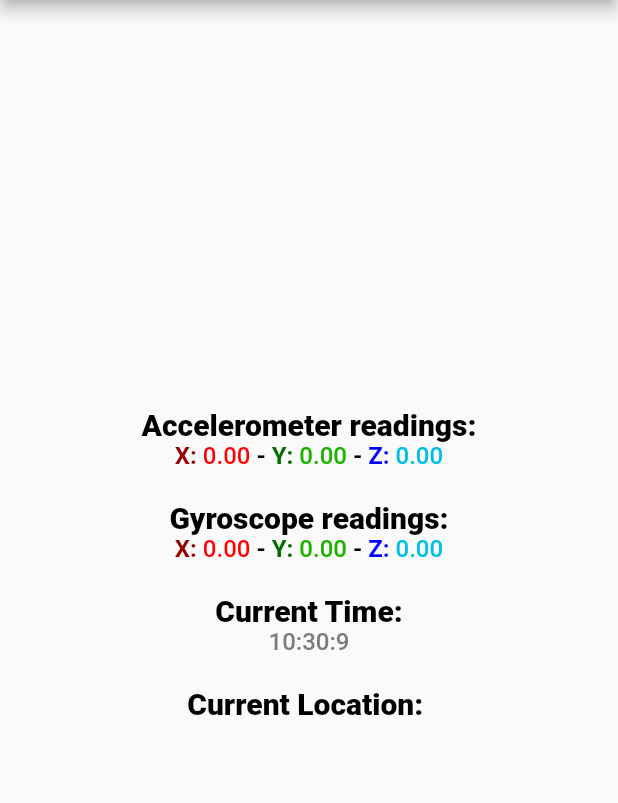
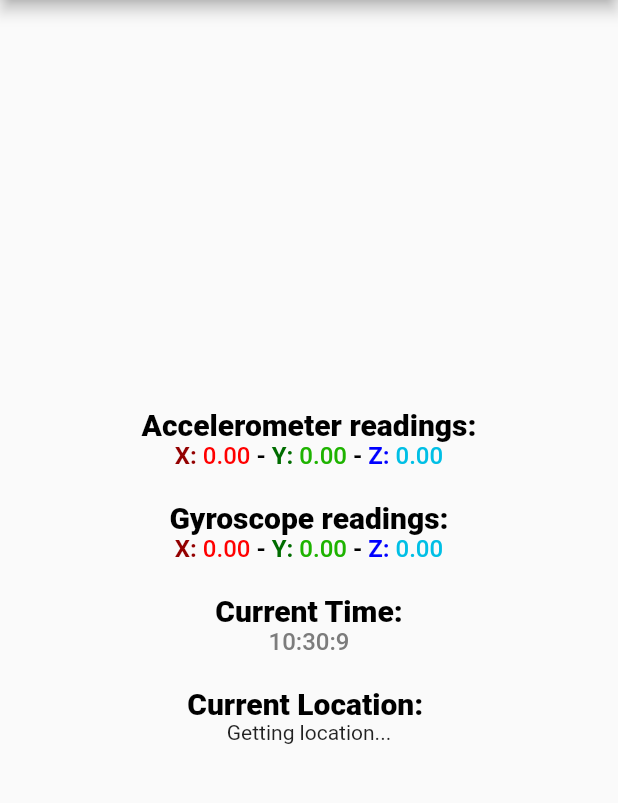
Before and after one commit to DejKulFERI/data_applicaton, a Flutter app: the screen it shows after launch, after a tap on the "code" icon, on a phone screen of 412 x 824 dp, the part 84-887 px from its top. Run offline on Flutter 3.47's test engine with Material 2 defaults, Android fonts, the phone set to English and light mode, and no system bars; our stand-ins replace geolocator, sensors_plus.

Commit message:
Added correct location permission request on iOS. Only took 100 years

```diff
--- a/lib/main.dart
+++ b/lib/main.dart
@@ -1,9 +1,7 @@
 import 'package:flutter/material.dart';
 import 'package:sensors_plus/sensors_plus.dart';
 import 'package:geolocator/geolocator.dart';
-import 'package:permission_handler/permission_handler.dart';
 import 'dart:async';
-import 'package:url_launcher/url_launcher.dart';
 import 'dart:io';
 
 void main() async {
@@ -41,13 +39,14 @@ class _MyHomePageState extends State<MyHomePage> {
   String _currentTime = "";
   String _currentLocation = "";
   Timer? _timer;
+  Position? _currentPosition;
 
   @override
   void initState() {
     super.initState();
-    _timer = Timer.periodic(Duration(seconds: 1), (Timer t) {
+    _getCurrentLocation();
+    _timer = Timer.periodic(const Duration(seconds: 1), (Timer t) {
       _getCurrentTime();
-      _getCurrentLocation();
     });
 
     accelerometerEvents.listen((AccelerometerEvent event) {
@@ -63,7 +62,6 @@ class _MyHomePageState extends State<MyHomePage> {
     });
 
     _getCurrentTime();
-    _getCurrentLocation();
   }
 
   @override
@@ -72,7 +70,7 @@ class _MyHomePageState extends State<MyHomePage> {
     super.dispose();
   }
 
-  IconData _icon = Icons.code;
+  final IconData _icon = Icons.code;
 
   @override
   Widget build(BuildContext context) {
@@ -106,7 +104,7 @@ class _MyHomePageState extends State<MyHomePage> {
                   ),
                 ),
                 Text(
-                  '${_accelerometerValues[0].toStringAsFixed(2)}',
+                  _accelerometerValues[0].toStringAsFixed(2),
                   style: const TextStyle(
                     color: Color.fromRGBO(255, 0, 0, 1),
                     fontSize: 16,
@@ -128,7 +126,7 @@ class _MyHomePageState extends State<MyHomePage> {
                   ),
                 ),
                 Text(
-                  '${_accelerometerValues[1].toStringAsFixed(2)}',
+                  _accelerometerValues[1].toStringAsFixed(2),
                   style: const TextStyle(
                     color: Color.fromRGBO(30, 179, 0, 1),
                     fontSize: 16,
@@ -150,7 +148,7 @@ class _MyHomePageState extends State<MyHomePage> {
                   ),
                 ),
                 Text(
-                  '${_accelerometerValues[2].toStringAsFixed(2)}',
+                  _accelerometerValues[2].toStringAsFixed(2),
                   style: const TextStyle(
                     color: Color.fromRGBO(0, 191, 229, 1),
                     fontSize: 16,
@@ -180,7 +178,7 @@ class _MyHomePageState extends State<MyHomePage> {
                   ),
                 ),
                 Text(
-                  '${_gyroscopeValues[0].toStringAsFixed(2)}',
+                  _gyroscopeValues[0].toStringAsFixed(2),
                   style: const TextStyle(
                     color: Color.fromRGBO(255, 0, 0, 1),
                     fontSize: 16,
@@ -202,7 +200,7 @@ class _MyHomePageState extends State<MyHomePage> {
                   ),
                 ),
                 Text(
-                  '${_gyroscopeValues[1].toStringAsFixed(2)}',
+                  _gyroscopeValues[1].toStringAsFixed(2),
                   style: const TextStyle(
                     color: Color.fromRGBO(30, 179, 0, 1),
                     fontSize: 16,
@@ -224,7 +222,7 @@ class _MyHomePageState extends State<MyHomePage> {
                   ),
                 ),
                 Text(
-                  '${_gyroscopeValues[2].toStringAsFixed(2)}',
+                  _gyroscopeValues[2].toStringAsFixed(2),
                   style: const TextStyle(
                     color: Color.fromRGBO(0, 191, 229, 1),
                     fontSize: 16,
@@ -242,7 +240,7 @@ class _MyHomePageState extends State<MyHomePage> {
                   fontWeight: FontWeight.w900,
                 )),
             Text(
-              '$_currentTime',
+              _currentTime,
               style: const TextStyle(
                 color: Color.fromRGBO(124, 124, 124, 1),
                 fontSize: 16,
@@ -259,7 +257,9 @@ class _MyHomePageState extends State<MyHomePage> {
               ),
             ),
             Text(
-              ' $_currentLocation ',
+              _currentPosition != null
+                  ? 'Latitude: ${_currentPosition!.latitude}, Longitude: ${_currentPosition!.longitude}'
+                  : 'Getting location...',
             ),
           ],
         ),
@@ -275,18 +275,36 @@ class _MyHomePageState extends State<MyHomePage> {
   }
 
   void _getCurrentLocation() async {
-    final permissionStatus = await Permission.location.request();
+    bool serviceEnabled;
+    LocationPermission permission;
 
-    if (permissionStatus.isGranted) {
-      final position = await Geolocator.getCurrentPosition();
-      setState(() {
-        _currentLocation =
-            'LATITUDE: ${position.latitude}\n LONGITUDE: ${position.longitude}';
-      });
-    } else {
-      setState(() {
-        _currentLocation = 'Permission denied';
-      });
+    // Check if location services are enabled
+    serviceEnabled = await Geolocator.isLocationServiceEnabled();
+    if (!serviceEnabled) {
+      // Location services are not enabled, show error message
+      return;
     }
+
+    // Check location permission status
+    permission = await Geolocator.checkPermission();
+    if (permission == LocationPermission.denied) {
+      // Location permissions are denied, request permission
+      permission = await Geolocator.requestPermission();
+      if (permission == LocationPermission.denied) {
+        // Location permissions are still denied, show error message
+        return;
+      }
+    }
+
+    if (permission == LocationPermission.deniedForever) {
+      // Location permissions are permanently denied, show error message
+      return;
+    }
+
+    // Get the current position
+    Position position = await Geolocator.getCurrentPosition();
+    setState(() {
+      _currentPosition = position;
+    });
   }
 }
```
Also changed, not shown: pubspec.lock, 5 other files.
